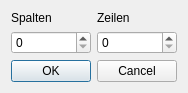
First picture: the form in tabledialog.ui, repository AwesomeTextEdtor/Texteditor, before the edit.
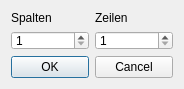
Second picture: the form after the edit.

The edit to the form file:
```diff
--- a/tabledialog.ui
+++ b/tabledialog.ui
@@ -7,42 +7,54 @@
     <x>0</x>
     <y>0</y>
     <width>184</width>
-    <height>93</height>
+    <height>89</height>
    </rect>
   </property>
+  <property name="minimumSize">
+   <size>
+    <width>184</width>
+    <height>89</height>
+   </size>
+  </property>
+  <property name="maximumSize">
+   <size>
+    <width>184</width>
+    <height>89</height>
+   </size>
+  </property>
   <property name="windowTitle">
    <string>Dialog</string>
   </property>
-  <layout class="QVBoxLayout" name="verticalLayout_3">
+  <layout class="QVBoxLayout" name="verticalLayout">
    <item>
-    <layout class="QHBoxLayout" name="horizontalLayout">
-     <item>
-      <layout class="QVBoxLayout" name="verticalLayout_2">
-       <item>
+    <layout class="QGridLayout" name="gridLayout">
+     <item row="0" column="0">
         <widget class="QLabel" name="label">
          <property name="text">
           <string>Spalten</string>
          </property>
         </widget>
        </item>
-       <item>
-        <widget class="QSpinBox" name="rows"/>
-       </item>
-      </layout>
-     </item>
-     <item>
-      <layout class="QVBoxLayout" name="verticalLayout">
-       <item>
+     <item row="0" column="1">
         <widget class="QLabel" name="label_2">
          <property name="text">
           <string>Zeilen</string>
          </property>
         </widget>
        </item>
-       <item>
-        <widget class="QSpinBox" name="columns"/>
-       </item>
-      </layout>
+     <item row="1" column="0">
+      <widget class="QSpinBox" name="spinBox">
+       <property name="minimum">
+        <number>1</number>
+       </property>
+      </widget>
+     </item>
+     <item row="1" column="1">
+      <widget class="QSpinBox" name="spinBox_2">
+       <property name="minimum">
+        <number>1</number>
+       </property>
+      </widget>
      </item>
     </layout>
    </item>
```
Left out of the diff: 8 changed lines with no effect on the pictures. Lines whose indentation alone changed are shown as unchanged.
